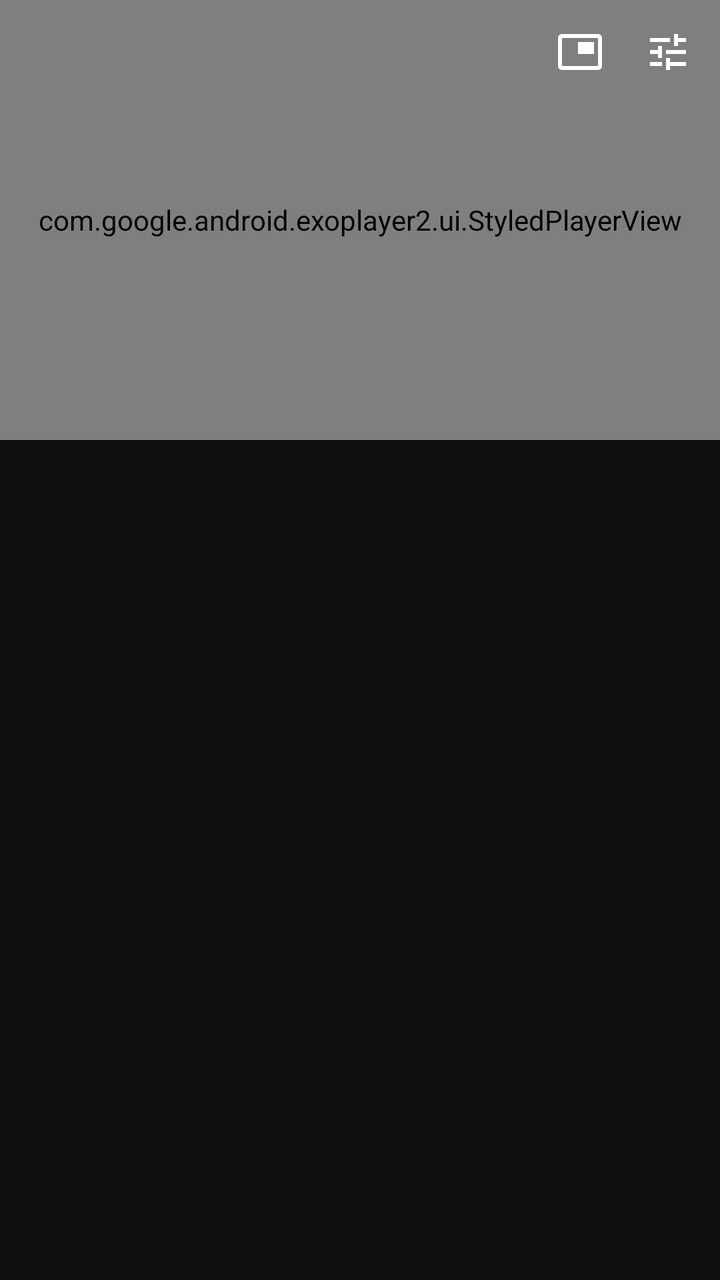
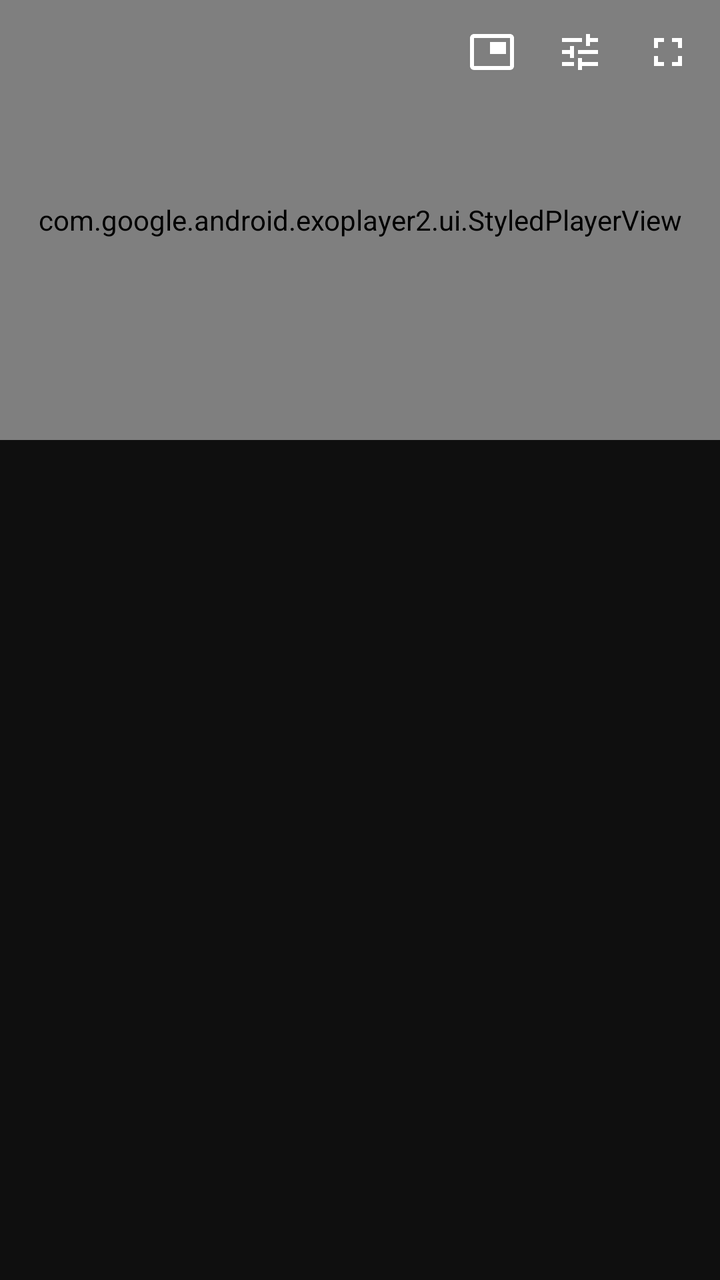

The first picture is an Android layout as it rendered before a commit; the second is the same layout after the commit. The layout source and the unified diff follow.
<!-- AndroidManifest.xml: application theme AppTheme -->
<!-- res/layout/activity_watch.xml -->
<?xml version="1.0" encoding="utf-8"?>
<LinearLayout xmlns:android="http://schemas.android.com/apk/res/android"
    xmlns:app="http://schemas.android.com/apk/res-auto"
    android:id="@+id/root"
    android:layout_width="match_parent"
    android:layout_height="match_parent"
    android:orientation="vertical">

    <FrameLayout
        android:id="@+id/player_box"
        android:layout_width="match_parent"
        android:layout_height="220dp"
        android:background="@android:color/black">

        <com.google.android.exoplayer2.ui.StyledPlayerView
            android:id="@+id/player"
            android:layout_width="match_parent"
            android:layout_height="match_parent"
            app:resize_mode="fit"
            app:show_buffering="when_playing"
            app:show_shuffle_button="false"
            app:show_subtitle_button="true"
            app:use_controller="true" />

        <LinearLayout
            android:id="@+id/overlay_buttons"
            android:layout_width="wrap_content"
            android:layout_height="wrap_content"
            android:layout_gravity="top|end"
            android:orientation="horizontal"
            android:padding="4dp">

            <ImageButton
                android:id="@+id/btn_pip"
                android:layout_width="44dp"
                android:layout_height="44dp"
                android:background="?attr/selectableItemBackgroundBorderless"
                android:contentDescription="Thu nhỏ"
                android:src="@drawable/ic_pip"
                app:tint="@android:color/white" />

            <ImageButton
                android:id="@+id/btn_settings"
                android:layout_width="44dp"
                android:layout_height="44dp"
                android:background="?attr/selectableItemBackgroundBorderless"
                android:contentDescription="Cài đặt"
                android:src="@drawable/ic_tune"
                app:tint="@android:color/white" />
        </LinearLayout>

        <ProgressBar
            android:id="@+id/player_loading"
            android:layout_width="44dp"
            android:layout_height="44dp"
            android:layout_gravity="center"
            android:indeterminateTint="@android:color/white"
            android:visibility="gone" />

        <LinearLayout
            android:id="@+id/player_error"
            android:layout_width="match_parent"
            android:layout_height="match_parent"
            android:background="@android:color/black"
            android:gravity="center"
            android:orientation="vertical"
            android:padding="16dp"
            android:visibility="gone">

            <TextView
                android:id="@+id/player_error_text"
                android:layout_width="wrap_content"
                android:layout_height="wrap_content"
                android:gravity="center"
                android:textColor="@android:color/white"
                android:textSize="14sp" />

            <Button
                android:id="@+id/player_retry"
                style="@style/Widget.MaterialComponents.Button.UnelevatedButton"
                android:layout_width="wrap_content"
                android:layout_height="wrap_content"
                android:layout_marginTop="10dp"
                android:text="Thử lại"
                android:textAllCaps="false" />
        </LinearLayout>
    </FrameLayout>

    <androidx.recyclerview.widget.RecyclerView
        android:id="@+id/list"
        android:layout_width="match_parent"
        android:layout_height="0dp"
        android:layout_weight="1" />
</LinearLayout>
<!-- resources referenced by this layout -->
<resources>
  <!-- drawable ic_pip (drawable) -->
  <vector xmlns:android="http://schemas.android.com/apk/res/android" android:width="24dp" android:height="24dp" android:viewportWidth="24" android:viewportHeight="24" android:tint="?attr/colorControlNormal">
      <path android:fillColor="@android:color/white" android:pathData="M19,7h-8v6h8L19,7zM21,3L3,3c-1.1,0 -2,0.9 -2,2v14c0,1.1 0.9,1.98 2,1.98h18c1.1,0 2,-0.88 2,-1.98L23,5c0,-1.1 -0.9,-2 -2,-2zM21,19.01L3,19.01L3,4.98h18v14.03z"/>
  </vector>
  <!-- drawable ic_tune (drawable) -->
  <vector xmlns:android="http://schemas.android.com/apk/res/android" android:width="24dp" android:height="24dp" android:viewportWidth="24" android:viewportHeight="24" android:tint="?attr/colorControlNormal">
      <path android:fillColor="@android:color/white" android:pathData="M3,17v2h6v-2L3,17zM3,5v2h10L13,5L3,5zM13,21v-2h8v-2h-8v-2h-2v6h2zM7,9v2L3,11v2h4v2h2L9,9L7,9zM21,13v-2L11,11v2h10zM15,9h2L17,7h4L21,5h-4L17,3h-2v6z"/>
  </vector>
  <style name="AppTheme" parent="Theme.MaterialComponents.NoActionBar">
          <item name="colorPrimary">@color/red</item>
          <item name="colorPrimaryVariant">@color/red</item>
          <item name="colorSecondary">@color/red</item>
          <item name="colorOnPrimary">@android:color/white</item>
          <item name="colorControlNormal">@color/text</item>
          <item name="android:colorBackground">@color/bg</item>
          <item name="android:windowBackground">@color/bg</item>
          <item name="android:statusBarColor">@color/bg</item>
          <item name="android:navigationBarColor">@color/bg</item>
          <item name="android:textColorPrimary">@color/text</item>
          <item name="android:textColorSecondary">@color/text2</item>
          <item name="colorSurface">@color/surface</item>
          <item name="colorOnSurface">@color/text</item>
          <item name="android:windowLightStatusBar">false</item>
      </style>
  <color name="red">#FF0000</color>
  <color name="text">#F1F1F1</color>
  <color name="bg">#0F0F0F</color>
  <color name="text2">#AAAAAA</color>
  <color name="surface">#212121</color>
</resources>

<!-- the commit's change to res/layout/activity_watch.xml (unified diff, before → after) -->
@@ -5,6 +5,12 @@
     android:layout_width="match_parent"
     android:layout_height="match_parent"
     android:orientation="vertical">
+
+    <LinearLayout
+        android:id="@+id/left_col"
+        android:layout_width="match_parent"
+        android:layout_height="wrap_content"
+        android:orientation="vertical">
 
     <FrameLayout
         android:id="@+id/player_box"
@@ -47,6 +53,15 @@
                 android:contentDescription="Cài đặt"
                 android:src="@drawable/ic_tune"
                 app:tint="@android:color/white" />
+
+            <ImageButton
+                android:id="@+id/btn_fullscreen"
+                android:layout_width="44dp"
+                android:layout_height="44dp"
+                android:background="?attr/selectableItemBackgroundBorderless"
+                android:contentDescription="Phóng to"
+                android:src="@drawable/ic_fullscreen"
+                app:tint="@android:color/white" />
         </LinearLayout>
 
         <ProgressBar
@@ -86,6 +101,21 @@
         </LinearLayout>
     </FrameLayout>
 
+        
+        <ScrollView
+            android:id="@+id/info_scroll"
+            android:layout_width="match_parent"
+            android:layout_height="0dp"
+            android:layout_weight="1"
+            android:visibility="gone">
+
+            <FrameLayout
+                android:id="@+id/info_holder"
+                android:layout_width="match_parent"
+                android:layout_height="wrap_content" />
+        </ScrollView>
+    </LinearLayout>
+
     <androidx.recyclerview.widget.RecyclerView
         android:id="@+id/list"
         android:layout_width="match_parent"
<!-- resource entries referenced after the edit -->
@@ -1,5 +1,9 @@
 <!-- resources referenced by this layout -->
 <resources>
+  <!-- drawable ic_fullscreen (drawable) -->
+  <vector xmlns:android="http://schemas.android.com/apk/res/android" android:width="24dp" android:height="24dp" android:viewportWidth="24" android:viewportHeight="24">
+      <path android:fillColor="@android:color/white" android:pathData="M7,14L5,14v5h5v-2L7,17v-3zM5,10h2L7,7h3L10,5L5,5v5zM17,17h-3v2h5v-5h-2v3zM14,5v2h3v3h2L19,5h-5z"/>
+  </vector>
   <!-- drawable ic_pip (drawable) -->
   <vector xmlns:android="http://schemas.android.com/apk/res/android" android:width="24dp" android:height="24dp" android:viewportWidth="24" android:viewportHeight="24" android:tint="?attr/colorControlNormal">
       <path android:fillColor="@android:color/white" android:pathData="M19,7h-8v6h8L19,7zM21,3L3,3c-1.1,0 -2,0.9 -2,2v14c0,1.1 0.9,1.98 2,1.98h18c1.1,0 2,-0.88 2,-1.98L23,5c0,-1.1 -0.9,-2 -2,-2zM21,19.01L3,19.01L3,4.98h18v14.03z"/>
